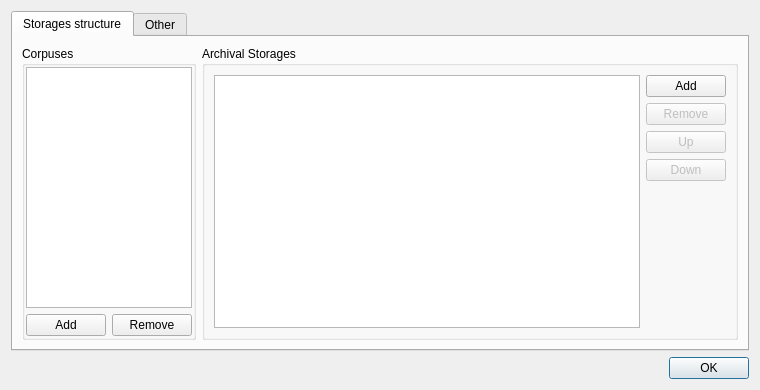
This is dialogs/paramdialog.ui in caxapyk/TPointer as Qt 5 draws it before an edit. The edited form follows.
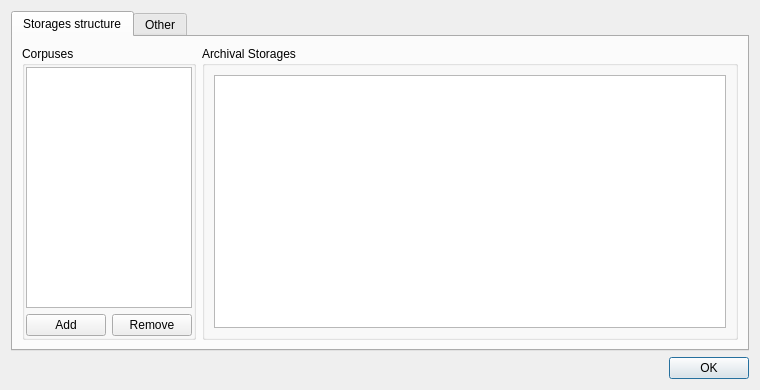
This is the edited form. Icons and pictures are not drawn.

```diff
--- a/dialogs/paramdialog.ui
+++ b/dialogs/paramdialog.ui
@@ -154,69 +154,6 @@
               </property>
              </widget>
             </item>
-            <item>
-             <layout class="QVBoxLayout" name="verticalLayout_2">
-              <property name="sizeConstraint">
-               <enum>QLayout::SetDefaultConstraint</enum>
-              </property>
-              <item>
-               <widget class="QPushButton" name="pB_storageAdd">
-                <property name="enabled">
-                 <bool>true</bool>
-                </property>
-                <property name="text">
-                 <string>Add</string>
-                </property>
-                <property name="icon">
-                 <iconset resource="../resources.qrc">
-                  <normaloff>:/icons/plus-16.png</normaloff>:/icons/plus-16.png</iconset>
-                </property>
-               </widget>
-              </item>
-              <item>
-               <widget class="QPushButton" name="pB_storageRemove">
-                <property name="enabled">
-                 <bool>false</bool>
-                </property>
-                <property name="text">
-                 <string>Remove</string>
-                </property>
-                <property name="icon">
-                 <iconset resource="../resources.qrc">
-                  <normaloff>:/icons/delete-16.png</normaloff>:/icons/delete-16.png</iconset>
-                </property>
-               </widget>
-              </item>
-              <item>
-               <widget class="QPushButton" name="pB_storageUp">
-                <property name="enabled">
-                 <bool>false</bool>
-                </property>
-                <property name="text">
-                 <string>Up</string>
-                </property>
-                <property name="icon">
-                 <iconset resource="../resources.qrc">
-                  <normaloff>:/icons/arrow_down-16.png</normaloff>:/icons/arrow_down-16.png</iconset>
-                </property>
-               </widget>
-              </item>
-              <item alignment="Qt::AlignTop">
-               <widget class="QPushButton" name="pB_storageDown">
-                <property name="enabled">
-                 <bool>false</bool>
-                </property>
-                <property name="text">
-                 <string>Down</string>
-                </property>
-                <property name="icon">
-                 <iconset resource="../resources.qrc">
-                  <normaloff>:/icons/arrow-top-16.png</normaloff>:/icons/arrow-top-16.png</iconset>
-                </property>
-               </widget>
-              </item>
-             </layout>
-            </item>
            </layout>
           </widget>
          </item>
```
Left out of the diff: 24 changed lines with no effect on the pictures.
